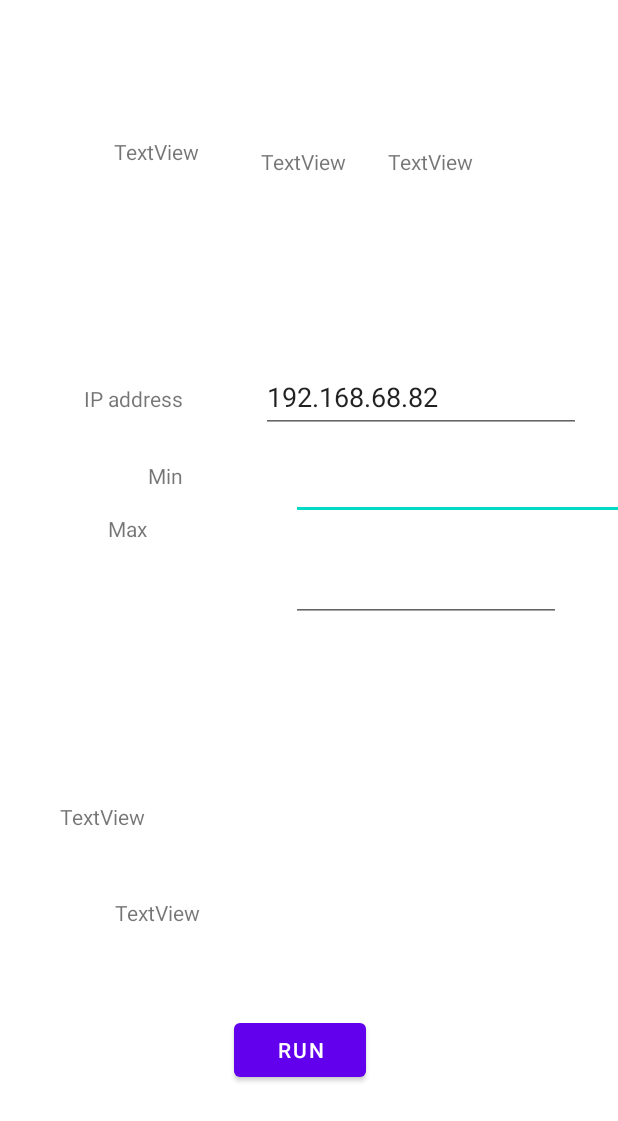
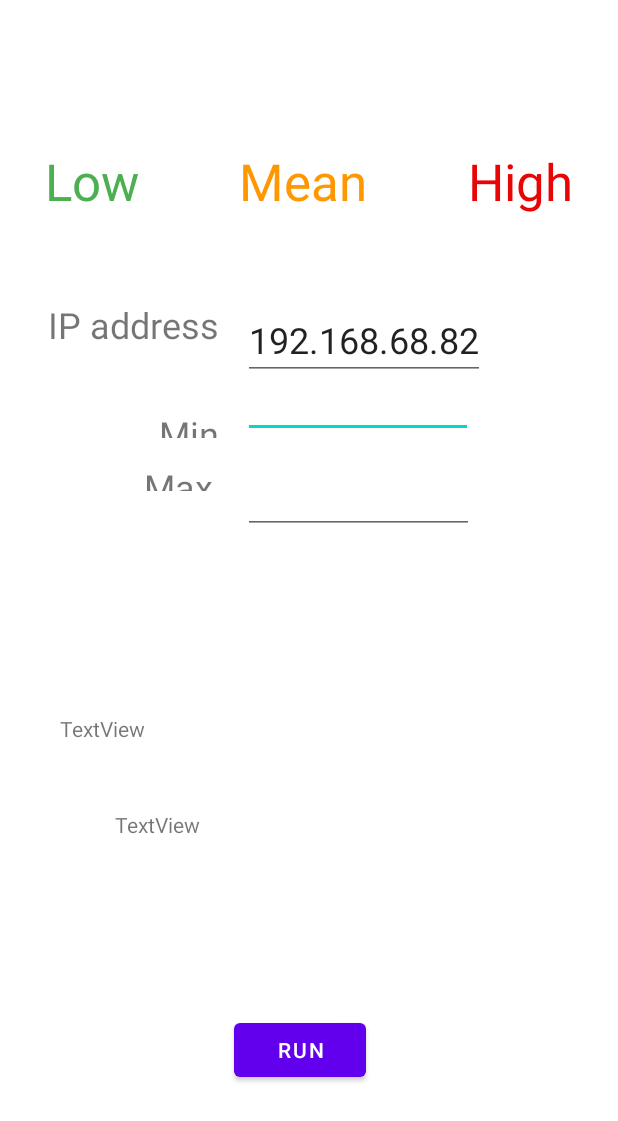
Before and after one commit to marsjupiter1/Masher, an Android app: the layout activity_main.xml on its own in the app's theme, with its tools: preview values and no code run, on a phone screen of 412 x 824 dp. Shown: the top 1121 px of the screen. Run offline under Robolectric (Android 15) with nearby library versions, the phone set to English and light mode, and no system bars.

Commit message:
bit more layout work

```diff
--- a/app/src/main/java/com/example/masher/MainActivity.kt
+++ b/app/src/main/java/com/example/masher/MainActivity.kt
@@ -19,39 +19,7 @@ import java.net.URL
 
 class MainActivity : AppCompatActivity() {
     private lateinit var binding: ActivityMainBinding
-    /*override fun onViewCreated(){
-        val sharedPref =  getPreferences(Context.MODE_PRIVATE)
-        val min =sharedPref.getString("min","55")
-        val max =  sharedPref.getString("max","57")
-        val device = sharedPref.getString("ip","192.168.68.80")
-        binding.editTextNumberMin.setText(min)
-        binding.editTextNumberMax.setText( max)
-        binding.editTextUri.setText(device)
-        binding.debug.setText("setup");
 
-        binding.run.setOnClickListener {
-            val sharedPref = getPreferences(Context.MODE_PRIVATE)
-            Log.d("masher","run");
-
-            binding.debug.setText("onClick");
-
-            val min = binding?.editTextNumberMin?.getText().toString()
-            val max = binding?.editTextNumberMax?.getText().toString()
-            val device = binding?.editTextUri?.getText().toString()
-            val result = URL("http://"+device).readText().toString()
-
-            binding.textViewResult.setText(result)
-
-            val editor:SharedPreferences.Editor? =  sharedPref?.edit()
-            editor?.putString("ip", device)
-            editor?.putString("min",min)
-            editor?.putString("max",max)
-            editor?.apply()
-            editor?.commit()
-
-
-        }
-    }*/
     override fun onCreate(savedInstanceState: Bundle?) {
 
         super.onCreate(savedInstanceState)
@@ -59,7 +27,6 @@ class MainActivity : AppCompatActivity() {
 
         binding = ActivityMainBinding.inflate(layoutInflater)
         setContentView(binding.root)
-        //binding  = DataBindingUtil.setContentView(this,R.layout.activity_main)
 
         binding.debug.text = "hello workd"
         val sharedPref =  getPreferences(Context.MODE_PRIVATE)
@@ -90,9 +57,9 @@ class MainActivity : AppCompatActivity() {
                     val result = URL(url).readText().toString()
                     try{
                         val jsonObject = JSONTokener(result).nextValue() as JSONObject
-                        val low = jsonObject.getString("low")
-                        val high = jsonObject.getString("high")
-                        val c = jsonObject.getString("c")
+                        val low = String.format("%.1f",jsonObject.getString("low").toFloat())
+                        val high = String.format("%.1f",jsonObject.getString("high").toFloat())
+                        val c = String.format("%.1f",jsonObject.getString("c").toFloat())
                         this@MainActivity.runOnUiThread(java.lang.Runnable {
                             binding.textViewLow.setText(low.plus("c"))
                             binding.textViewC.setText(c.plus("c"))
--- a/app/src/main/res/layout/activity_main.xml
+++ b/app/src/main/res/layout/activity_main.xml
@@ -28,33 +28,37 @@
 
     <EditText
         android:id="@+id/editTextNumberMin"
-        android:layout_width="266dp"
-        android:layout_height="38dp"
-        android:layout_marginTop="20dp"
+        android:layout_width="153dp"
+        android:layout_height="37dp"
         android:ems="10"
         android:inputType="number"
         android:minHeight="48dp"
-        app:layout_constraintStart_toStartOf="@+id/editTextNumberMax"
-        app:layout_constraintTop_toBottomOf="@+id/editTextUri" />
+        app:layout_constraintBottom_toBottomOf="@+id/textView"
+        app:layout_constraintEnd_toEndOf="@+id/editTextUri"
+        app:layout_constraintHorizontal_bias="0.0"
+        app:layout_constraintStart_toStartOf="@+id/editTextUri" />
 
     <TextView
         android:id="@+id/textView"
         android:layout_width="wrap_content"
         android:layout_height="19dp"
-        android:layout_marginTop="32dp"
+        android:layout_marginTop="40dp"
         android:text="Min"
+        android:textSize="24sp"
         app:layout_constraintEnd_toEndOf="@+id/textView3"
         app:layout_constraintTop_toBottomOf="@+id/textView3" />
 
     <EditText
         android:id="@+id/editTextNumberMax"
-        android:layout_width="180dp"
-        android:layout_height="48dp"
-        android:layout_marginStart="72dp"
+        android:layout_width="154dp"
+        android:layout_height="44dp"
         android:layout_marginTop="20dp"
         android:ems="10"
         android:inputType="number"
+        android:textSize="24sp"
+        app:layout_constraintEnd_toEndOf="@+id/editTextNumberMin"
         app:layout_constraintStart_toEndOf="@+id/textView2"
+        app:layout_constraintStart_toStartOf="@+id/editTextNumberMin"
         app:layout_constraintTop_toBottomOf="@+id/editTextNumberMin" />
 
     <TextView
@@ -63,6 +67,7 @@
         android:layout_height="19dp"
         android:layout_marginTop="16dp"
         android:text="Max"
+        android:textSize="24sp"
         app:layout_constraintEnd_toEndOf="@+id/textView"
         app:layout_constraintTop_toBottomOf="@+id/textView" />
 
@@ -70,22 +75,24 @@
         android:id="@+id/editTextUri"
         android:layout_width="wrap_content"
         android:layout_height="wrap_content"
-        android:layout_marginStart="52dp"
-        android:layout_marginTop="123dp"
-        android:ems="10"
+        android:layout_marginStart="16dp"
+        android:layout_marginTop="200dp"
         android:inputType="textUri"
-        android:minHeight="48dp"
         android:text="192.168.68.82"
+        android:textSize="24sp"
+        app:layout_constraintBottom_toBottomOf="@+id/textView3"
         app:layout_constraintStart_toEndOf="@+id/textView3"
-        app:layout_constraintTop_toBottomOf="@+id/textViewC" />
+        app:layout_constraintTop_toTopOf="parent"
+        app:layout_constraintVertical_bias="0.0" />
 
     <TextView
         android:id="@+id/textView3"
         android:layout_width="wrap_content"
         android:layout_height="wrap_content"
-        android:layout_marginStart="56dp"
-        android:layout_marginTop="256dp"
+        android:layout_marginStart="32dp"
+        android:layout_marginTop="200dp"
         android:text="IP address"
+        android:textSize="24sp"
         app:layout_constraintStart_toStartOf="parent"
         app:layout_constraintTop_toTopOf="parent" />
 
@@ -110,30 +117,43 @@
         android:id="@+id/textViewLow"
         android:layout_width="wrap_content"
         android:layout_height="wrap_content"
-        android:layout_marginStart="76dp"
-        android:layout_marginTop="91dp"
-        android:text="TextView"
-        app:layout_constraintStart_toStartOf="parent"
-        app:layout_constraintTop_toTopOf="parent" />
+        android:layout_marginStart="30dp"
+        android:text="Low"
+        android:textAlignment="center"
+        android:textColor="#4CAF50"
+        android:textColorLink="#FF9800"
+        android:textSize="34sp"
+        app:layout_constraintBottom_toBottomOf="@+id/textViewC"
+        app:layout_constraintStart_toStartOf="parent" />
 
     <TextView
         android:id="@+id/textViewC"
         android:layout_width="wrap_content"
         android:layout_height="wrap_content"
-        android:layout_marginStart="41dp"
-        android:layout_marginTop="98dp"
-        android:text="TextView"
-        app:layout_constraintStart_toEndOf="@+id/textViewLow"
-        app:layout_constraintTop_toTopOf="parent" />
+        android:layout_marginStart="51dp"
+        android:layout_marginEnd="51dp"
+        android:text="Mean"
+        android:textAlignment="center"
+        android:textColor="#FF9800"
+        android:textColorLink="#4CAF50"
+        android:textSize="34sp"
+        app:layout_constraintBottom_toBottomOf="@+id/textViewHigh"
+        app:layout_constraintEnd_toStartOf="@+id/textViewHigh"
+        app:layout_constraintHorizontal_bias="0.49"
+        app:layout_constraintStart_toEndOf="@+id/textViewLow" />
 
     <TextView
         android:id="@+id/textViewHigh"
         android:layout_width="wrap_content"
         android:layout_height="wrap_content"
-        android:layout_marginStart="28dp"
         android:layout_marginTop="98dp"
-        android:text="TextView"
-        app:layout_constraintStart_toEndOf="@+id/textViewC"
+        android:layout_marginEnd="30dp"
+        android:text="High"
+        android:textAlignment="center"
+        android:textColor="#E80505"
+        android:textColorLink="#F44336"
+        android:textSize="34sp"
+        app:layout_constraintEnd_toEndOf="parent"
         app:layout_constraintTop_toTopOf="parent" />
 
 </androidx.constraintlayout.widget.ConstraintLayout>
```
